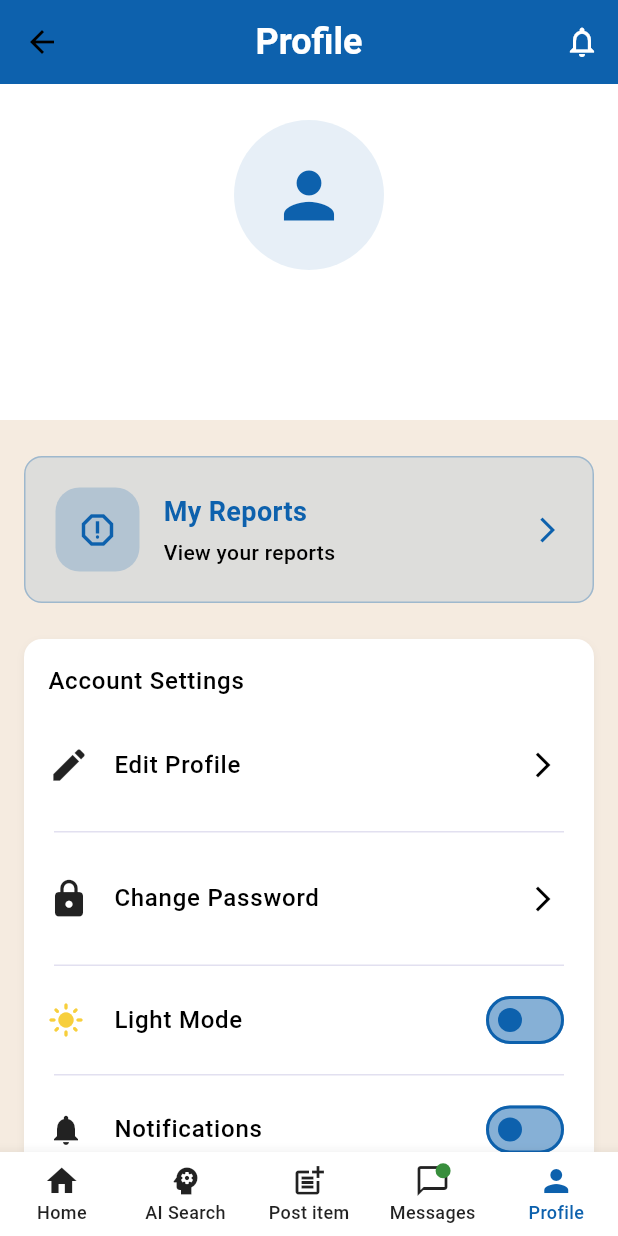
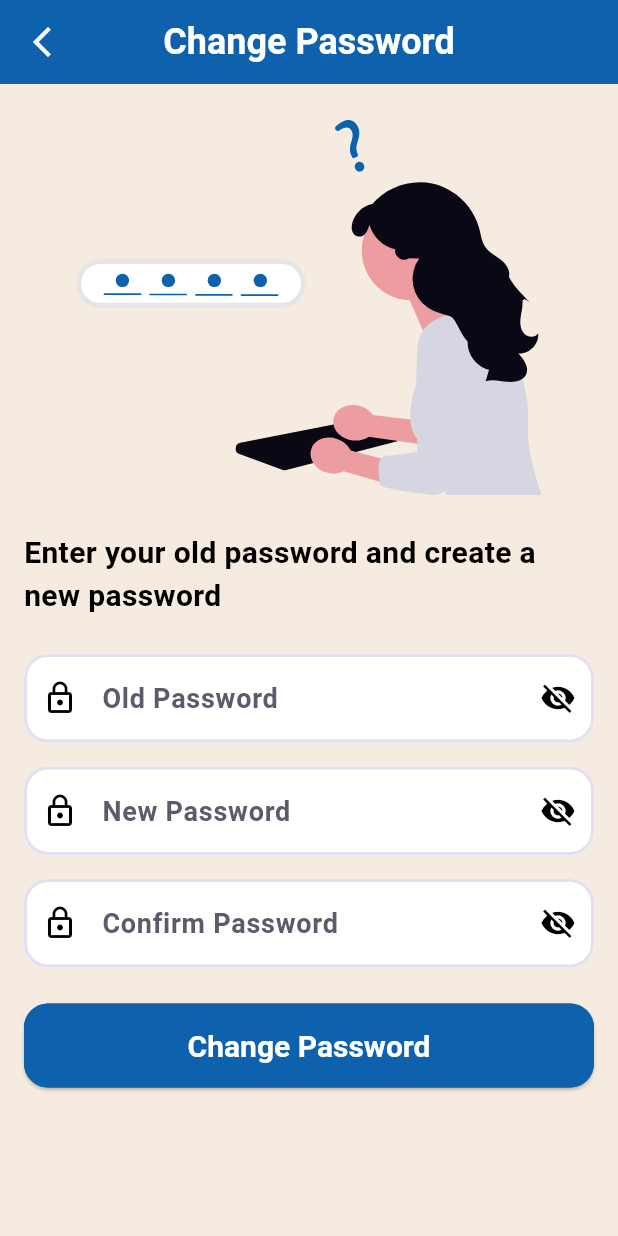
Before and after one commit to Abdullah-Balasmeh/thameen_new, a Flutter app: the BaseView screen opened by its route, item 5 of the bottom bar chosen, after a tap on "Change Password", on a phone screen of 412 x 824 dp. Run offline on Flutter 3.47's test engine with Material 3 defaults, Android fonts, the phone set to English and light mode, and no system bars; our stand-ins replace animated_splash_screen, cloud_firestore, dartz, expandable_page_view, firebase_auth, firebase_core and 11 more; missing offline and left inert: encrypt; accounts and stored records are empty; Roboto replaces fonts that are missing (Poppins); project files that could hold a hidden picture were left out.

```diff
--- a/lib/core/routes/on_generate_route.dart
+++ b/lib/core/routes/on_generate_route.dart
@@ -16,6 +16,7 @@ import 'package:thameen/features/home/presentation/views/home_view.dart';
 import 'package:thameen/features/home/presentation/views/post_detail_view.dart';
 import 'package:thameen/features/onBoarding/presentation/views/on_boarding_view.dart';
 import 'package:thameen/features/profile/presentation/views/about_view.dart';
+import 'package:thameen/features/profile/presentation/views/change_password_view.dart';
 import 'package:thameen/features/profile/presentation/views/edit_post_view.dart';
 import 'package:thameen/features/profile/presentation/views/edit_profile_view.dart';
 import 'package:thameen/features/profile/presentation/views/help_and_support_view.dart';
@@ -101,6 +102,10 @@ Route<dynamic> onGenerateRoute(RouteSettings settings) {
       return MaterialPageRoute(
         builder: (context) => const AboutView(),
       );
+    case ChangePasswordView.routeName:
+      return MaterialPageRoute(
+        builder: (context) => const ChangePasswordView(),
+      );
 
     default:
       return MaterialPageRoute(builder: (context) => const SplashView());
--- a/lib/features/base/presentation/views/base_view.dart
+++ b/lib/features/base/presentation/views/base_view.dart
@@ -110,40 +110,24 @@ class _BaseViewState extends State<BaseView> {
       type: BottomNavigationBarType.fixed,
       selectedItemColor: AppColors.primary,
       unselectedItemColor: Theme.of(context).iconTheme.color,
-      items: [
-        const BottomNavigationBarItem(
+      items: const [
+        BottomNavigationBarItem(
           icon: Icon(Icons.home),
           label: 'Home',
         ),
-        const BottomNavigationBarItem(
+        BottomNavigationBarItem(
           icon: Icon(Icons.psychology),
           label: 'AI Search',
         ),
-        const BottomNavigationBarItem(
+        BottomNavigationBarItem(
           icon: Icon(Icons.post_add),
           label: 'Post item',
         ),
         BottomNavigationBarItem(
-          icon: Stack(
-            children: [
-              const Icon(Icons.chat_bubble_outline),
-              Positioned(
-                top: 0,
-                right: 0,
-                child: Container(
-                  width: 10,
-                  height: 10,
-                  decoration: const BoxDecoration(
-                    color: AppColors.success,
-                    shape: BoxShape.circle,
-                  ),
-                ),
-              ),
-            ],
-          ),
+          icon: Icon(Icons.chat_bubble_outline),
           label: 'Messages',
         ),
-        const BottomNavigationBarItem(
+        BottomNavigationBarItem(
           icon: Icon(Icons.person),
           label: 'Profile',
         ),
--- a/lib/features/chat/presentation/widgets/message_bubble_receiver.dart
+++ b/lib/features/chat/presentation/widgets/message_bubble_receiver.dart
@@ -4,7 +4,6 @@ import 'package:thameen/core/language/language_provider.dart';
 import 'package:thameen/core/theme/app_colors.dart';
 import 'package:thameen/core/theme/app_text_style.dart';
 import 'package:thameen/core/utils/extuntions/time_formatter.dart';
-import 'package:thameen/core/utils/helper/build_message_status_icon.dart';
 import 'package:thameen/features/chat/data/models/message_model.dart';
 
 class MessageBubbleReceiver extends StatelessWidget {
@@ -60,7 +59,7 @@ class MessageBubbleReceiver extends StatelessWidget {
                   ),
 
                   const Spacer(),
-                  buildMessageStatusIcon(message.status),
+                  // buildMessageStatusIcon(message.status),
                 ],
               ),
             ],
--- /dev/null
+++ b/lib/features/profile/presentation/views/change_password_view.dart
@@ -0,0 +1,28 @@
+import 'package:flutter/material.dart';
+import 'package:thameen/core/theme/app_colors.dart';
+import 'package:thameen/features/profile/presentation/widgets/change_password_view_body.dart';
+import 'package:thameen/shared/widgets/app_bar.dart';
+
+class ChangePasswordView extends StatelessWidget {
+  const ChangePasswordView({super.key});
+  static const String routeName = 'change_password_view';
+  @override
+  Widget build(BuildContext context) {
+    return GestureDetector(
+      onTap: () => FocusScope.of(context).unfocus(),
+      child: Scaffold(
+        appBar: buildAppBar(
+          context,
+          showButtonBack: true,
+          showButtonActions: false,
+          backgroundColor: AppColors.primary,
+          title: 'Change Password',
+          onPressed: () {
+            Navigator.pop(context);
+          },
+        ),
+        body: const ChangePasswordViewBody(),
+      ),
+    );
+  }
+}
--- a/lib/features/profile/presentation/widgets/account_settings.dart
+++ b/lib/features/profile/presentation/widgets/account_settings.dart
@@ -1,4 +1,5 @@
 import 'package:flutter/material.dart';
+import 'package:thameen/features/profile/presentation/views/change_password_view.dart';
 import 'package:thameen/features/profile/presentation/views/edit_profile_view.dart';
 import 'package:thameen/features/profile/presentation/widgets/app_divider.dart';
 import 'package:thameen/features/profile/presentation/widgets/language_list_tile_drop_down_menu.dart';
@@ -55,7 +56,9 @@ class AccountSettings extends StatelessWidget {
           ProfileListTile(
             icon: Icons.lock_rounded,
             title: 'Change Password',
-            onTap: () {},
+            onTap: () {
+              Navigator.pushNamed(context, ChangePasswordView.routeName);
+            },
           ),
           const SizedBox(
             height: 16,
--- /dev/null
+++ b/lib/features/profile/presentation/widgets/change_password_view_body.dart
@@ -0,0 +1,210 @@
+import 'package:flutter/material.dart';
+import 'package:flutter_svg/svg.dart';
+import 'package:thameen/core/constants/app_spacing.dart';
+import 'package:thameen/core/theme/app_text_style.dart';
+import 'package:thameen/core/utils/assets.dart';
+import 'package:thameen/core/utils/helper/build_error_snackbar.dart';
+import 'package:thameen/features/auth/presentation/widgets/password_text_form_field.dart';
+import 'package:thameen/features/auth/presentation/widgets/showSuccessDialog.dart';
+import 'package:thameen/generated/l10n.dart';
+import 'package:thameen/shared/widgets/app_button.dart';
+import 'package:thameen/shared/widgets/loading_button.dart';
+
+class ChangePasswordViewBody extends StatefulWidget {
+  const ChangePasswordViewBody({
+    super.key,
+  });
+
+  @override
+  State<ChangePasswordViewBody> createState() => _ChangePasswordViewBodyState();
+}
+
+class _ChangePasswordViewBodyState extends State<ChangePasswordViewBody> {
+  late TextEditingController _oldPasswordController;
+  late TextEditingController _passwordController;
+  late TextEditingController _confirmPasswordController;
+  bool _oldPasswordTouched = false;
+  bool _passwordTouched = false;
+  bool _confirmPasswordTouched = false;
+  @override
+  void initState() {
+    _oldPasswordController = TextEditingController();
+    _passwordController = TextEditingController();
+    _confirmPasswordController = TextEditingController();
+    super.initState();
+  }
+
+  @override
+  void dispose() {
+    _oldPasswordController.dispose();
+    _passwordController.dispose();
+    _confirmPasswordController.dispose();
+    super.dispose();
+  }
+
+  @override
+  Widget build(BuildContext context) {
+    bool isLoading = false;
+    bool isButtonEnabled = true;
+    return SingleChildScrollView(
+      child: Padding(
+        padding: const EdgeInsets.symmetric(
+          horizontal: AppSpacing.kPaddingHorizontal,
+        ),
+        child: Column(
+          mainAxisAlignment: MainAxisAlignment.center,
+          children: [
+            const SizedBox(height: 24),
+            SvgPicture.asset(
+              Assets.imagesForgotPassword,
+              height: 250,
+            ),
+            const SizedBox(height: 24),
+            Text(
+              'Enter your old password and create a new password',
+              style: AppTextStyle.bold20,
+            ),
+            const SizedBox(height: 24),
+            PasswordTextFormField(
+              hintText: 'Old Password',
+              prefixIcon: const Icon(Icons.lock_outline),
+              keyboardType: TextInputType.visiblePassword,
+              controller: _oldPasswordController,
+              textInputAction: TextInputAction.done,
+              validator: (value) {
+                if (value == null || value.isEmpty) {
+                  return S.of(context).signinPasswordIsRequired;
+                }
+
+                if (value.length < 8) {
+                  return S.of(context).signupErrorPasswordShort;
+                }
+
+                final regex = RegExp(
+                  r'^(?=.*[A-Z])(?=.*\d)(?=.*[!@#\$&*~%^()\-_=+]).{8,}$',
+                );
+
+                if (!regex.hasMatch(value)) {
+                  return S.of(context).PasswordMustContain;
+                }
+
+                return null;
+              },
+              autovalidateMode: _oldPasswordTouched
+                  ? AutovalidateMode.always
+                  : AutovalidateMode.disabled,
+              onChanged: (value) {
+                if (!_oldPasswordTouched) {
+                  setState(() {
+                    _oldPasswordTouched = true;
+                  });
+                }
+              },
+            ),
+            const SizedBox(
+              height: 16,
+            ),
+            PasswordTextFormField(
+              hintText: 'New Password',
+              prefixIcon: const Icon(Icons.lock_outline),
+              keyboardType: TextInputType.visiblePassword,
+              controller: _passwordController,
+              textInputAction: TextInputAction.done,
+              validator: (value) {
+                if (value == null || value.isEmpty) {
+                  return S.of(context).signinPasswordIsRequired;
+                }
+
+                if (value.length < 8) {
+                  return S.of(context).signupErrorPasswordShort;
+                }
+
+                final regex = RegExp(
+                  r'^(?=.*[A-Z])(?=.*\d)(?=.*[!@#\$&*~%^()\-_=+]).{8,}$',
+                );
+
+                if (!regex.hasMatch(value)) {
+                  return S.of(context).PasswordMustContain;
+                }
+
+                return null;
+              },
+              autovalidateMode: _passwordTouched
+                  ? AutovalidateMode.always
+                  : AutovalidateMode.disabled,
+              onChanged: (value) {
+                if (!_passwordTouched) {
+                  setState(() {
+                    _passwordTouched = true;
+                  });
+                }
+              },
+            ),
+            const SizedBox(
+              height: 16,
+            ),
+            PasswordTextFormField(
+              hintText: S.of(context).signupConfirmPasswordLabel,
+              prefixIcon: const Icon(Icons.lock_outline),
+              keyboardType: TextInputType.visiblePassword,
+              controller: _confirmPasswordController,
+              textInputAction: TextInputAction.done,
+              validator: (value) {
+                if (value == null || value.isEmpty) {
+                  return S.of(context).signinPasswordIsRequired;
+                }
+                if (value != _passwordController.text) {
+                  return S.of(context).signupErrorPasswordMismatch;
+                }
+                return null;
+              },
+              autovalidateMode: _confirmPasswordTouched
+                  ? AutovalidateMode.always
+                  : AutovalidateMode.disabled,
+              onChanged: (value) {
+                if (!_confirmPasswordTouched) {
+                  setState(() {
+                    _confirmPasswordTouched = true;
+                  });
+                }
+              },
+            ),
+            const SizedBox(height: 24),
+            AppButton(
+              child: isLoading
+                  ? const LoadingButton()
+                  : Text(
+                      'Change Password',
+                      style: AppTextStyle.bold20,
+                    ),
+              onPressed: () {
+                if (isButtonEnabled) {
+                  if (_passwordController.text.isEmpty ||
+                      _confirmPasswordController.text.isEmpty) {
+                    buildErrorSnackBar(
+                      context,
+                      S.of(context).signinPasswordIsRequired,
+                    );
+                    return;
+                  }
+                  if (_passwordController.text !=
+                      _confirmPasswordController.text) {
+                    buildErrorSnackBar(
+                      context,
+                      S.of(context).signupErrorPasswordMismatch,
+                    );
+                    return;
+                  }
+                }
+                showSuccessDialog(
+                  context,
+                  S.of(context).passwordResetSuccessfully,
+                );
+              },
+            ),
+          ],
+        ),
+      ),
+    );
+  }
+}
--- a/lib/features/profile/presentation/widgets/edit_profile_view_body.dart
+++ b/lib/features/profile/presentation/widgets/edit_profile_view_body.dart
@@ -8,6 +8,7 @@ import 'package:thameen/features/profile/presentation/bloc/edit_profile_cubit/ed
 import 'package:thameen/features/profile/presentation/widgets/edit_profile_phone_text_form_field.dart';
 import 'package:thameen/features/profile/presentation/widgets/edit_profile_photo.dart';
 import 'package:thameen/features/profile/presentation/widgets/edit_profile_text_form_field.dart';
+import 'package:thameen/shared/services/shared_preferences_singleton.dart';
 import 'package:thameen/shared/widgets/app_button.dart';
 
 class EditProfileViewBody extends StatefulWidget {
@@ -138,6 +139,11 @@ class _EditProfileViewBodyState extends State<EditProfileViewBody> {
                 ),
                 onPressed: () {
                   if (_formKey.currentState!.validate()) {
+                    FocusScope.of(context).unfocus();
+                    SharedPreferencesSingleton.setString(
+                      'userName',
+                      '${_firstNameController.text} ${_lastNameController.text}',
+                    );
                     context.read<EditProfileCubit>().updateProfile(
                       UserEntity(
                         id: widget.user.id,
```
